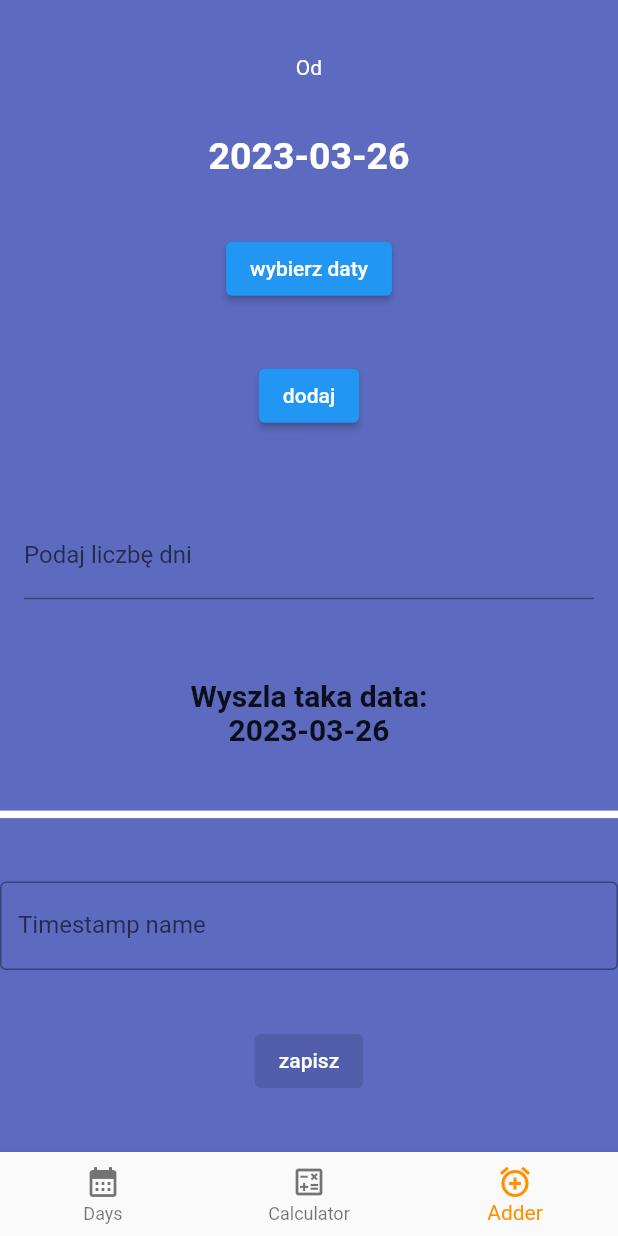
After one commit to Kolordus/day-counter, a Flutter app: the screen it shows after launch, swiped to page 3, on a phone screen of 412 x 824 dp. The commit adds this screen. Run offline on Flutter 3.47's test engine with Material 2 defaults, Android fonts, the phone set to English and light mode, and no system bars; our stand-ins replace hive, hive_flutter; accounts and stored records are empty.

Commit message:
days adder and subtrackter

```diff
--- a/lib/EventTimeStampCard.dart
+++ b/lib/EventTimeStampCard.dart
@@ -50,6 +50,7 @@ class EventTimestampCard extends StatelessWidget {
   Widget _cardContent(String name, DateTime? startDate, DateTime? endDate) {
     var noStartDate = startDate == null;
     var noEndDate = endDate == null;
+    var days = _calculateDays(noStartDate, noEndDate);
 
     return Padding(
       padding: const EdgeInsets.all(8.0),
@@ -79,9 +80,17 @@ class EventTimestampCard extends StatelessWidget {
           ),
           Padding(
             padding: const EdgeInsets.all(8.0),
-            child: Text(
-              "${_calculateDays(noStartDate, noEndDate)} dni",
-              style: const TextStyle(fontSize: 30, fontWeight: FontWeight.bold),
+            child: Column(
+              children: [
+                Text(
+                  "${days} dni",
+                  style: const TextStyle(fontSize: 30, fontWeight: FontWeight.bold),
+                ),
+                Text(
+                  "${_calculateWeeks(days)} tygodni",
+                  style: const TextStyle(fontSize: 15),
+                ),
+              ],
             ),
           ),
         ],
@@ -110,6 +119,12 @@ class EventTimestampCard extends StatelessWidget {
         : DayService.daysBetweenDates(startDate!, endDate!).toString();
   }
 
+  String _calculateWeeks(String days) {
+    var parse = int.parse(days);
+
+    return (parse / 7).toInt().toString();
+  }
+
   bool _bothInPast() {
     DateTime today = DateTime.now();
     return endDate!.add(const Duration(minutes: 1)).isBefore(today);
--- a/lib/main.dart
+++ b/lib/main.dart
@@ -2,7 +2,6 @@ import 'package:flutter/material.dart';
 import 'package:flutter_localizations/flutter_localizations.dart';
 import 'package:hive_flutter/adapters.dart';
 import 'package:path_provider/path_provider.dart' as path_provider;
-
 
 import 'pages/HomePage.dart';
 
--- /dev/null
+++ b/lib/pages/DayAdder.dart
@@ -0,0 +1,140 @@
+import 'package:day_counter/pages/HomePage.dart';
+import 'package:day_counter/service/DayService.dart';
+import 'package:flutter/material.dart';
+import 'package:flutter/services.dart';
+
+import '../Database.dart';
+import 'DaysPage.dart';
+
+class DayAdder extends StatefulWidget {
+  const DayAdder({super.key});
+
+  @override
+  State<StatefulWidget> createState() => _DayAdderState();
+}
+
+class _DayAdderState extends State<DayAdder> {
+  var dateTimestampController = TextEditingController();
+  bool isInputAvailable = false;
+  DateTime selected = DateTime.now();
+  bool actionAdd = true;
+  DateTime result = DayService.getToday();
+  int daysValue = 0;
+
+  @override
+  Widget build(BuildContext context) {
+    var currentYear = DateTime.now().year;
+    return Center(
+      child: Column(
+        mainAxisAlignment: MainAxisAlignment.spaceEvenly,
+        children: <Widget>[
+          const Text('Od', style: TextStyle(color: Colors.white)),
+          Text(DayService.dateToString(selected),
+              style: const TextStyle(
+                  color: Colors.white,
+                  fontSize: 25,
+                  fontWeight: FontWeight.bold)),
+          ElevatedButton(
+              onPressed: () async {
+                final DateTime? picked = await showDatePicker(
+                    context: context,
+                    initialDate: DateTime.now(),
+                    firstDate: DateTime(currentYear - 2),
+                    lastDate: DateTime(currentYear + 2));
+                setState(() {
+                  if (picked == null) {
+                    selected = DayService.getToday();
+                    return;
+                  }
+
+                  selected = picked;
+                  recalculateResult();
+                });
+              },
+              child: const Text("wybierz daty")),
+          ElevatedButton(
+              onPressed: () async {
+                setState(() {
+                  actionAdd = !actionAdd;
+                });
+              },
+              child: actionAdd ? const Text('dodaj') : const Text('odejmij')),
+          Padding(
+            padding: const EdgeInsets.all(16.0),
+            child: TextField(
+              onChanged: (value) => {
+                setState(() {
+                  if (value == '') {
+                    result = selected;
+                    return;
+                  }
+                  daysValue = int.parse(value);
+                  recalculateResult();
+                })
+              },
+              decoration: const InputDecoration(labelText: "Podaj liczbę dni"),
+              keyboardType: TextInputType.number,
+              inputFormatters: <TextInputFormatter>[
+                FilteringTextInputFormatter.digitsOnly
+              ],
+            ),
+          ),
+          Text('Wyszla taka data: \n${DayService.dateToString(result)}',
+              style: const TextStyle(fontWeight: FontWeight.bold, fontSize: 20),
+              textAlign: TextAlign.center),
+
+          const Divider(color: Colors.white, thickness: 5),
+
+          TextField(
+            style: const TextStyle(color: Colors.white),
+            cursorColor: Colors.white,
+            controller: dateTimestampController,
+            onChanged: (input) {
+              setState(() {
+                if (input.isNotEmpty) {
+                  isInputAvailable = true;
+                  return;
+                }
+                isInputAvailable = false;
+              });
+            },
+            decoration: const InputDecoration(
+                labelText: 'Timestamp name',
+                border: OutlineInputBorder(
+                    borderSide: BorderSide(
+                        color: Colors.white, style: BorderStyle.solid))),
+          ),
+          ElevatedButton(
+            onPressed: isInputAvailable
+                ? () => {
+                      _createNew(),
+                      Navigator.push(
+                        context,
+                        MaterialPageRoute(
+                            builder: (context) => const HomePage()),
+                      )
+                    }
+                : null,
+            child: const Text(
+              'zapisz',
+              style: TextStyle(color: Colors.white),
+            ),
+          ),
+        ],
+      ),
+    );
+  }
+
+  void recalculateResult() {
+    result = actionAdd
+        ? DayService.addDaysDays(selected, daysValue)
+        : DayService.subtractDays(selected, daysValue);
+  }
+
+  void _createNew() async {
+    var startDate = DayService.dateToString(selected);
+    var endDate = DayService.dateToString(result);
+
+    await Database.create(dateTimestampController.text, startDate, endDate);
+  }
+}
--- a/lib/pages/HomePage.dart
+++ b/lib/pages/HomePage.dart
@@ -1,8 +1,8 @@
-import 'package:day_counter/EventTimeStampCard.dart';
 import 'package:day_counter/pages/DayCalculator.dart';
 import 'package:day_counter/pages/DaysPage.dart';
-import 'package:day_counter/service/DayService.dart';
 import 'package:flutter/material.dart';
+
+import 'DayAdder.dart';
 
 class HomePage extends StatefulWidget {
   const HomePage({super.key});
@@ -12,7 +12,6 @@ class HomePage extends StatefulWidget {
 }
 
 class _HomePageState extends State<HomePage> {
-
   int _selectedIndex = 0;
   PageController pageController = PageController(initialPage: 0);
 
@@ -20,14 +19,15 @@ class _HomePageState extends State<HomePage> {
     setState(() {
       _selectedIndex = index;
       pageController.animateToPage(index,
-          duration: const Duration(milliseconds: 100), curve: Curves.bounceInOut);
+          duration: const Duration(milliseconds: 100),
+          curve: Curves.bounceInOut);
     });
   }
 
   @override
   Widget build(BuildContext context) {
     return Scaffold(
-      backgroundColor: Colors.indigo[900],
+        backgroundColor: Colors.indigo[400],
         bottomNavigationBar: BottomNavigationBar(
           items: const <BottomNavigationBarItem>[
             BottomNavigationBarItem(
@@ -37,6 +37,10 @@ class _HomePageState extends State<HomePage> {
             BottomNavigationBarItem(
               icon: Icon(Icons.calculate_outlined),
               label: 'Calculator',
+            ),
+            BottomNavigationBarItem(
+              icon: Icon(Icons.add_alarm_outlined),
+              label: 'Adder',
             ),
           ],
           currentIndex: _selectedIndex,
@@ -53,8 +57,8 @@ class _HomePageState extends State<HomePage> {
           children: const [
             DaysPage(),
             DayCalculator(),
+            DayAdder()
           ],
-        )
-    );
+        ));
   }
 }
--- a/lib/service/DayService.dart
+++ b/lib/service/DayService.dart
@@ -21,4 +21,11 @@ class DayService {
     return DateTime.parse(DayService.dateToString(DateTime.now()));
   }
 
+  static DateTime subtractDays(DateTime givenDate, int days) {
+    return givenDate.subtract(Duration(days: days));
+  }
+
+  static DateTime addDaysDays(DateTime givenDate, int days) {
+    return givenDate.add(Duration(days: days));
+  }
 }
```
Also changed, not shown: lib/pages/DayCalculator.dart (+8 -3 lines), lib/pages/DaysPage.dart (+18 -9 lines), lib/model/EventTimestamp.dart (line endings or trailing spaces).
